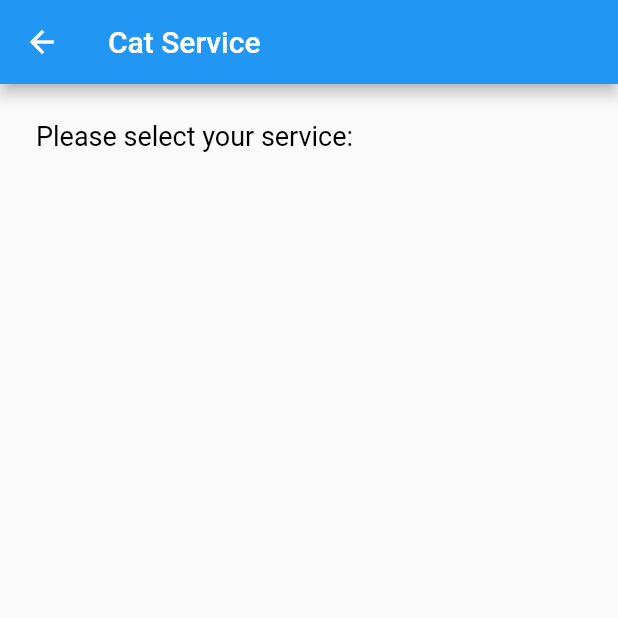
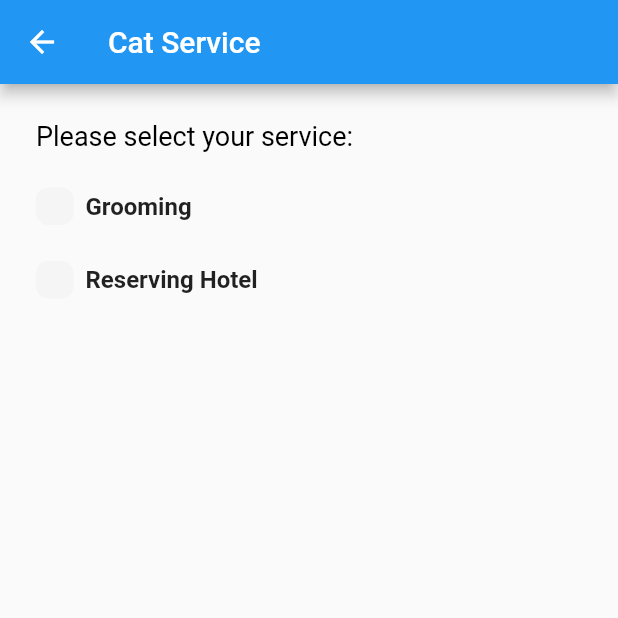
Before and after one commit to FtADev/PetService, a Flutter app: the ChooseServices screen opened directly, on a phone screen of 412 x 824 dp, the top half of it. Run offline on Flutter 3.47's test engine with Material 2 defaults, Android fonts, the phone set to English and light mode, and no system bars; our stand-ins replace bloc, dartz, dio, equatable, get_it, internet_connection_checker and 1 more; accounts and stored records are empty.

Commit message:
Back to provider

```diff
--- a/lib/ui/choose_services_screen.dart
+++ b/lib/ui/choose_services_screen.dart
@@ -1,9 +1,10 @@
 import 'package:flutter/material.dart';
 import 'package:pet_service/ui/view_models/cat_view_model.dart';
 import 'package:pet_service/ui/view_models/dog_view_model.dart';
-import 'package:pet_service/ui/components/check_box.dart';
 import 'package:pet_service/ui/nights_number_dialog.dart';
 import 'package:provider/provider.dart';
+
+import '../clean_arc/features/service_cost/presentation/animal/widgets/check_box.dart';
 
 
 class ChooseServices extends StatelessWidget {
@@ -18,23 +19,27 @@ class ChooseServices extends StatelessWidget {
         title: Text("$text Service"),
       ),
       body: text == "Cat"
-          ? ServiceWidget(
-                // viewModel: viewModel,
-                text: "Cat",
-              )
-          : ServiceWidget(
-                // viewModel: viewModel,
-                text: "Dog",
-              ),
+          ? Consumer<CatViewModel>(builder: (context, viewModel, child) {
+        return ServiceWidget(
+          viewModel: viewModel,
+          text: "Cat",
+        );
+      })
+          : Consumer<DogViewModel>(builder: (context, viewModel, child) {
+        return ServiceWidget(
+          viewModel: viewModel,
+          text: "Dog",
+        );
+      }),
     );
   }
 }
 
 class ServiceWidget extends StatelessWidget {
-  // final viewModel;
+  final viewModel;
   final String text;
 
-  const ServiceWidget({Key? key, required this.text})
+  const ServiceWidget({Key? key, required this.viewModel, required this.text})
       : super(key: key);
 
   showTextDialog(BuildContext context) {
@@ -64,40 +69,40 @@ class ServiceWidget extends StatelessWidget {
             const SizedBox(
               height: 24,
             ),
-            // CheckBox(
-            //   title: "Grooming",
-            //   containerColor: const Color(0xFF78DDD8),
-            //   containerBorderColor: const Color(0xFF3AC1B0),
-            //   isSelected: viewModel.isGrooming,
-            //   onChange: viewModel.changeGrooming,
-            // ),
+            CheckBox(
+              title: "Grooming",
+              containerColor: const Color(0xFF78DDD8),
+              containerBorderColor: const Color(0xFF3AC1B0),
+              isSelected: viewModel.isGrooming,
+              onChange: viewModel.changeGrooming,
+            ),
             const SizedBox(
               height: 24,
             ),
-      //       Row(
-      //         mainAxisAlignment: MainAxisAlignment.spaceBetween,
-      //         children: [
-      //           CheckBox(
-      //           title: "Reserving Hotel",
-      //           containerColor: const Color(0xFF78DDD8),
-      //           containerBorderColor: const Color(0xFF3AC1B0),
-      //           isSelected: viewModel.isReservingHotel,
-      //           onChange: viewModel.changeReservingHotel,
-      //         ),
-      //           viewModel.isReservingHotel
-      //               ? GestureDetector(
-      //                 child: Text(
-      //                   "${viewModel.nightsNumber} Nights",
-      //                   style: const TextStyle(
-      //                     color: Colors.grey,
-      //                     fontSize: 14,
-      //                   ),
-      //                 ),
-      //                 onTap: () => showTextDialog(context),
-      //               )
-      //               : Container()
-      // ]
-      //       ),
+            Row(
+                mainAxisAlignment: MainAxisAlignment.spaceBetween,
+                children: [
+                  CheckBox(
+                    title: "Reserving Hotel",
+                    containerColor: const Color(0xFF78DDD8),
+                    containerBorderColor: const Color(0xFF3AC1B0),
+                    isSelected: viewModel.isReservingHotel,
+                    onChange: viewModel.changeReservingHotel,
+                  ),
+                  viewModel.isReservingHotel
+                      ? GestureDetector(
+                    child: Text(
+                      "${viewModel.nightsNumber} Nights",
+                      style: const TextStyle(
+                        color: Colors.grey,
+                        fontSize: 14,
+                      ),
+                    ),
+                    onTap: () => showTextDialog(context),
+                  )
+                      : Container()
+                ]
+            ),
             const SizedBox(
               height: 16,
             ),
```
Also changed, not shown: lib/ui/choose_pet_widget.dart (+10 -5 lines).
